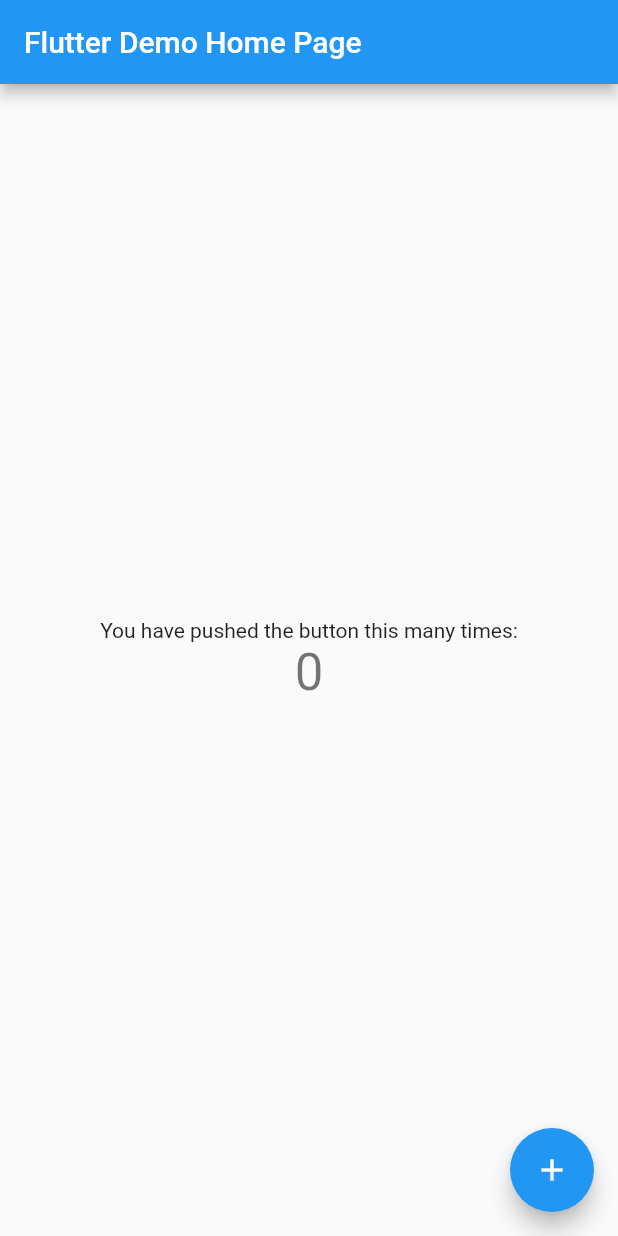
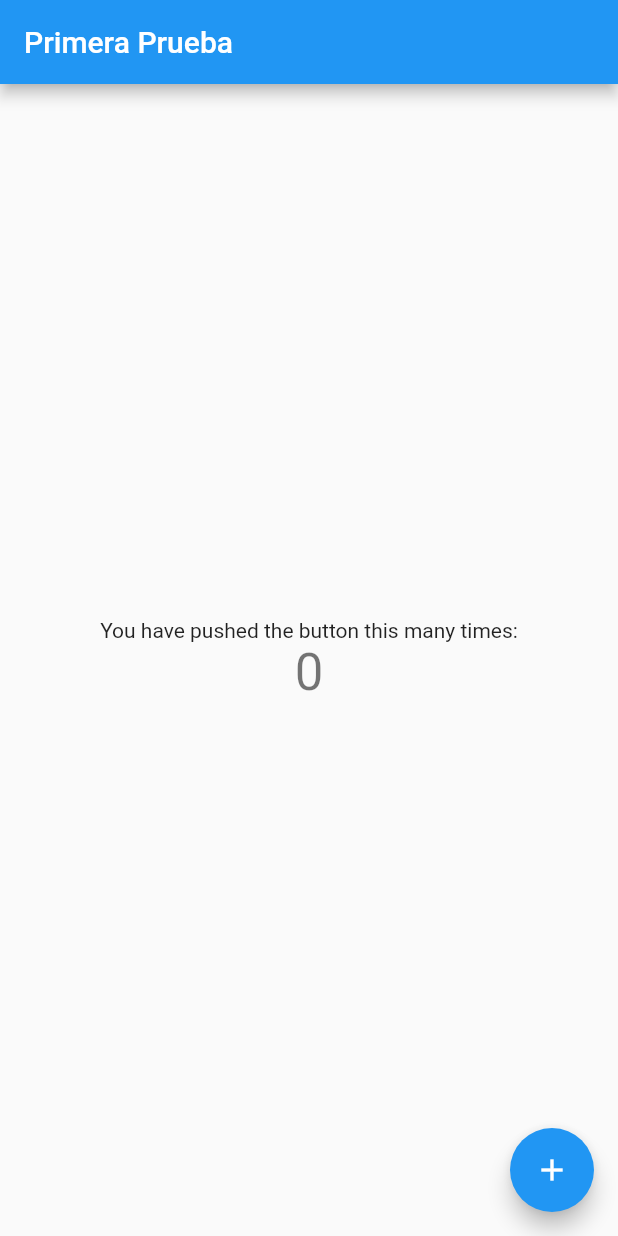
Before and after one commit to LorenaYepez/Proyecto-SW-II, a Flutter app: the screen it shows after launch, on a phone screen of 412 x 824 dp. Run offline on Flutter 3.47's test engine with Material 2 defaults, Android fonts, the phone set to English and light mode, and no system bars.

Commit message:
segundo commit

```diff
--- a/aplicacion/lib/main.dart
+++ b/aplicacion/lib/main.dart
@@ -24,7 +24,7 @@ class MyApp extends StatelessWidget {
         // is not restarted.
         primarySwatch: Colors.blue,
       ),
-      home: const MyHomePage(title: 'Flutter Demo Home Page'),
+      home: const MyHomePage(title: 'Primera Prueba'),
     );
   }
 }
```
